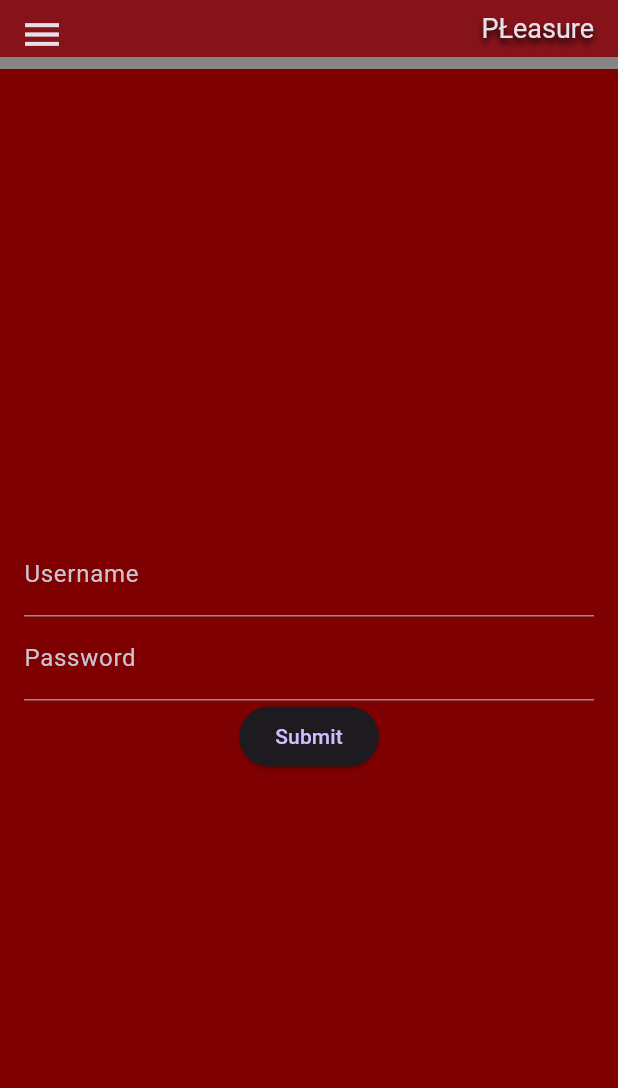
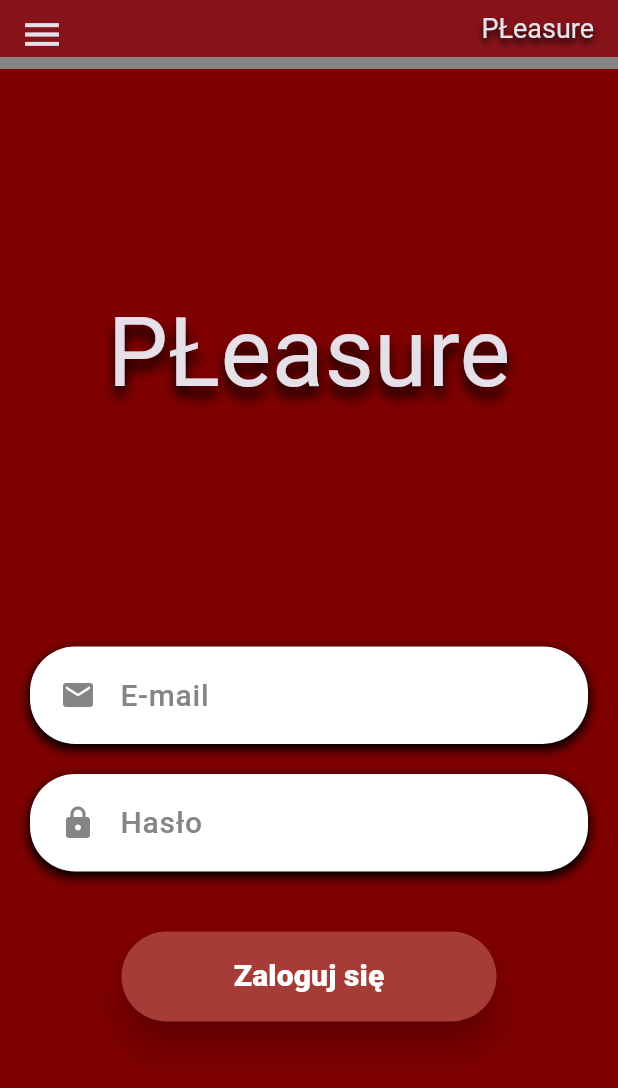
Before and after one commit to BialeJastrzebie/Pleasure-Mobile-App, a Flutter app: the screen it shows after launch, on a phone screen of 412 x 824 dp. Shown: the top 1088 px of the screen. Run offline on Flutter 3.47's test engine with Material 3 defaults, Android fonts, the phone set to English and light mode, and no system bars; drawn by our look-alikes of flutter_advanced_drawer; our stand-ins replace google_maps_flutter, like_button, shared_preferences, sliding_up_panel; missing offline and left inert: inner_shadow_widget.

Commit message:
Styling of login page

```diff
--- a/lib/app/screens/login/login_page.dart
+++ b/lib/app/screens/login/login_page.dart
@@ -1,6 +1,9 @@
 import 'dart:convert';
 import 'package:http/http.dart' as http;
 import 'package:flutter/material.dart';
+import 'package:pleasure_mobile_app/app/screens/login/widgets/email_input.dart';
+import 'package:pleasure_mobile_app/app/screens/login/widgets/password_input.dart';
+import 'package:pleasure_mobile_app/app/shared/themes/theme.dart';
 import 'package:pleasure_mobile_app/app/shared/widgets/base_view.dart';
 import 'package:shared_preferences/shared_preferences.dart';
 
@@ -21,49 +24,66 @@ class _LoginPageState extends State<LoginPage> {
     return BaseView(
       body: Center(
         child: Padding(
-          padding: const EdgeInsets.all(16.0),
+          padding: const EdgeInsets.all(20.0),
           child: Form(
             key: _formKey,
             child: Column(
               mainAxisAlignment: MainAxisAlignment.center,
               children: <Widget>[
-                TextFormField(
-                  controller: _usernameController,
-                  decoration: const InputDecoration(
-                    labelText: 'Username',
+                const Text(
+                  'PŁeasure',
+                  style: TextStyle(
+                    fontSize: 64,
+                    fontWeight: FontWeight.w400,
+                    shadows: [
+                      Shadow(
+                        color: Colors.black,
+                        blurRadius: 10,
+                        offset: Offset(0, 7),
+                      ),
+                    ],
                   ),
-                  validator: (value) {
-                    if (value == null || value.isEmpty) {
-                      return 'Please enter your username';
-                    }
-                    return null;
-                  },
                 ),
-                TextFormField(
-                  controller: _passwordController,
-                  decoration: const InputDecoration(
-                    labelText: 'Password',
+                const Padding(padding: EdgeInsets.only(top: 150)),
+                const EmailInput(),
+                const Padding(padding: EdgeInsets.only(top: 20)),
+                const PasswordInput(),
+                const Padding(padding: EdgeInsets.only(top: 40)),
+                ElevatedButton(
+                  style: ElevatedButton.styleFrom(
+                    backgroundColor: buttonColor,
+                    shadowColor: Colors.black,
+                    elevation: 10,
+                    minimumSize: const Size(250, 60),
                   ),
-                  obscureText: true,
-                  validator: (value) {
-                    if (value == null || value.isEmpty) {
-                      return 'Please enter your password';
-                    }
-                    return null;
-                  },
-                ),
-                ElevatedButton(
                   onPressed: () {
                     if (_formKey.currentState!.validate()) {
                       // If the form is valid, display a Snackbar and authenticate the user.
                       ScaffoldMessenger.of(context).showSnackBar(
-                        const SnackBar(content: Text('Processing Data')),
+                        const SnackBar(
+                          content: Center(
+                            child: Text(
+                                style: TextStyle(
+                                  fontSize: 20,
+                                  fontWeight: FontWeight.w800,
+                                  color: Colors.black87,
+                                ),
+                                'Trwa logowanie...'),
+                          ),
+                        ),
                       );
                       authenticate(
                           _usernameController.text, _passwordController.text);
                     }
                   },
-                  child: const Text('Submit'),
+                  child: const Text(
+                    'Zaloguj się',
+                    style: TextStyle(
+                      fontSize: 20,
+                      fontWeight: FontWeight.w800,
+                      color: Colors.white,
+                    ),
+                  ),
                 ),
               ],
             ),
--- /dev/null
+++ b/lib/app/screens/login/widgets/email_input.dart
@@ -0,0 +1,64 @@
+import 'package:flutter/material.dart';
+
+import '../../../shared/themes/theme.dart';
+
+class EmailInput extends StatefulWidget {
+  const EmailInput({super.key});
+
+  @override
+  State<EmailInput> createState() => _EmailInputState();
+}
+
+class _EmailInputState extends State<EmailInput> {
+  final _usernameController = TextEditingController();
+  @override
+  Widget build(BuildContext context) {
+    return Container(
+      decoration: BoxDecoration(
+        borderRadius: BorderRadius.circular(30),
+        color: Colors.white,
+        boxShadow: const [
+          BoxShadow(
+            color: Colors.black,
+            spreadRadius: 1,
+            blurRadius: 5,
+            offset: Offset(0, 3), // changes position of shadow
+          ),
+        ],
+      ),
+      child: Padding(
+        padding: const EdgeInsets.only(left: 20.0),
+        child: TextFormField(
+          controller: _usernameController,
+          style: const TextStyle(
+            fontSize: 20,
+            color: Colors.black,
+            fontWeight: FontWeight.w600,
+          ),
+          decoration: const InputDecoration(
+            icon: Icon(Icons.email),
+            iconColor: secondaryColor,
+            labelText: 'E-mail',
+            labelStyle: TextStyle(
+              color: secondaryColor,
+              fontSize: 20,
+              fontWeight: FontWeight.w500,
+            ),
+            border: InputBorder
+                .none, // removes default underline decoration
+            errorStyle: TextStyle(
+              fontSize: 20,
+              color: Colors.red,
+              fontWeight: FontWeight.w600,),
+          ),
+          validator: (value) {
+            if (value == null || value.isEmpty) {
+              return 'Proszę podać swojego emaila';
+            }
+            return null;
+          },
+        ),
+      ),
+    );
+  }
+}
--- /dev/null
+++ b/lib/app/screens/login/widgets/password_input.dart
@@ -0,0 +1,66 @@
+import 'package:flutter/material.dart';
+
+import '../../../shared/themes/theme.dart';
+
+class PasswordInput extends StatefulWidget {
+  const PasswordInput({super.key});
+
+  @override
+  State<PasswordInput> createState() => _PasswordInputState();
+}
+
+class _PasswordInputState extends State<PasswordInput> {
+  final _passwordController = TextEditingController();
+  @override
+  Widget build(BuildContext context) {
+    return Container(
+      decoration: BoxDecoration(
+        borderRadius: BorderRadius.circular(30),
+        color: Colors.white,
+        boxShadow: const [
+          BoxShadow(
+            color: Colors.black,
+            spreadRadius: 1,
+            blurRadius: 5,
+            offset: Offset(0, 3), // changes position of shadow
+          ),
+        ],
+      ),
+      child: Padding(
+        padding: const EdgeInsets.only(left: 20.0),
+        child: TextFormField(
+          obscureText: true,
+          controller: _passwordController,
+          style: const TextStyle(
+            fontSize: 20,
+            color: Colors.black,
+            fontWeight: FontWeight.w600,
+          ),
+          decoration: const InputDecoration(
+            icon: Icon(Icons.lock_rounded),
+            iconColor: secondaryColor,
+            labelText: 'Hasło',
+            labelStyle: TextStyle(
+              color: secondaryColor,
+              fontSize: 20,
+              fontWeight: FontWeight.w500,
+            ),
+            border: InputBorder
+                .none, // removes default underline decoration
+            errorStyle: TextStyle(
+              fontSize: 20,
+              color: Colors.red,
+              fontWeight: FontWeight.w600,),
+          ),
+
+          validator: (value) {
+            if (value == null || value.isEmpty) {
+              return 'Proszę podać swoje hasło';
+            }
+            return null;
+          },
+        ),
+      ),
+    );
+  }
+}
```
